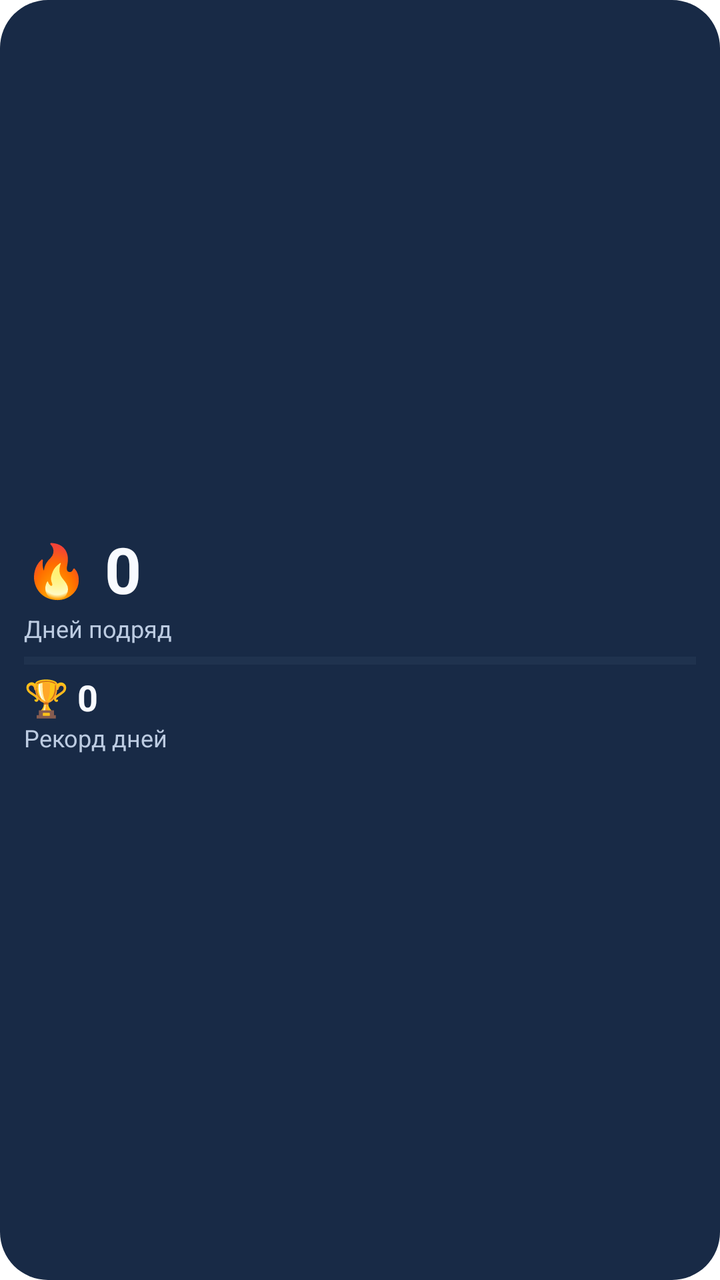
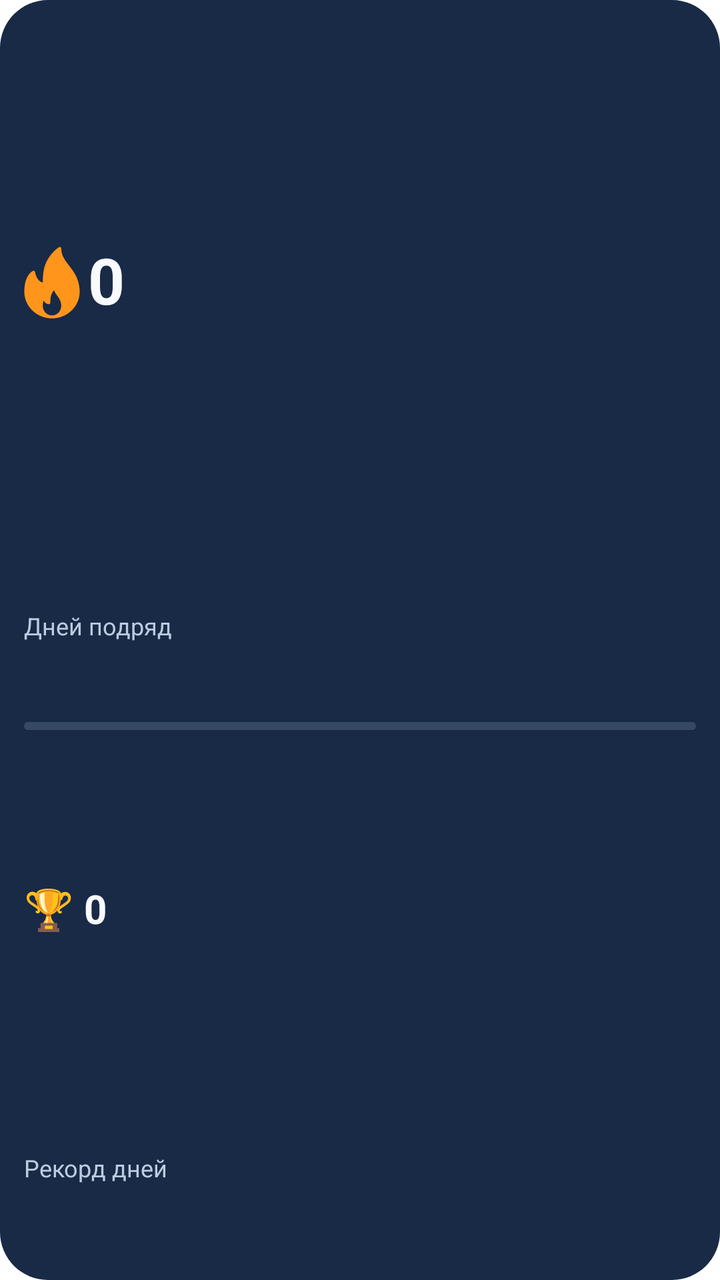

An Android layout rendered at two revisions. The XML below is the earlier revision; the diff shows what the commit changed to produce the second picture.
<!-- AndroidManifest.xml: fallback theme Theme.MaterialComponents.DayNight.NoActionBar -->
<!-- res/layout/streak_widget_record.xml -->
<?xml version="1.0" encoding="utf-8"?>
<LinearLayout
    xmlns:android="http://schemas.android.com/apk/res/android"
    android:id="@+id/streak_root"
    android:layout_width="match_parent"
    android:layout_height="match_parent"
    android:orientation="vertical"
    android:gravity="center_vertical"
    android:padding="12dp"
    android:background="@drawable/streak_widget_record_background">
    <LinearLayout
        android:layout_width="match_parent"
        android:layout_height="wrap_content"
        android:gravity="center_vertical"
        android:orientation="horizontal">
        <TextView
            android:id="@+id/streak_flame"
            android:layout_width="wrap_content"
            android:layout_height="wrap_content"
            android:text="🔥"
            android:textSize="26sp"
            android:textColor="@color/streak_record_text"
            android:maxLines="2"
            android:importantForAccessibility="no" />
        <TextView
            android:id="@+id/streak_current"
            android:layout_width="0dp"
            android:layout_weight="1"
            android:layout_height="wrap_content"
            android:text="0"
            android:textSize="32sp"
            android:textColor="@color/streak_record_text"
            android:textStyle="bold"
            android:layout_marginStart="8dp"
            android:maxLines="1"
            android:autoSizeTextType="uniform"
            android:autoSizeMinTextSize="16sp"
            android:autoSizeMaxTextSize="32sp"
            android:autoSizeStepGranularity="1sp" />
    </LinearLayout>
    <TextView
        android:id="@+id/streak_label"
        android:layout_width="match_parent"
        android:layout_height="wrap_content"
        android:text="@string/currentLabel"
        android:textSize="12sp"
        android:textColor="@color/streak_record_secondary"
        android:maxLines="2" />
    <ProgressBar
        android:id="@+id/streak_progress"
        style="?android:attr/progressBarStyleHorizontal"
        android:layout_width="match_parent"
        android:layout_height="4dp"
        android:layout_marginTop="6dp"
        android:layout_marginBottom="4dp"
        android:indeterminate="false"
        android:max="100"
        android:progress="0"
        android:progressTint="@color/streak_record_accent"
        android:progressBackgroundTint="@color/streak_record_track" />
    <TextView
        android:id="@+id/streak_best"
        android:layout_width="match_parent"
        android:layout_height="wrap_content"
        android:text="🏆 0"
        android:textSize="18sp"
        android:textColor="@color/streak_record_text"
        android:maxLines="2"
        android:textStyle="bold"
        android:autoSizeTextType="uniform"
        android:autoSizeMinTextSize="12sp"
        android:autoSizeMaxTextSize="18sp" />
    <TextView
        android:id="@+id/streak_best_label"
        android:layout_width="match_parent"
        android:layout_height="wrap_content"
        android:text="@string/bestLabel"
        android:textSize="12sp"
        android:textColor="@color/streak_record_secondary"
        android:maxLines="2" />
    <TextView
        android:id="@+id/streak_status"
        android:layout_width="match_parent"
        android:layout_height="wrap_content"
        android:text="@string/startLabel"
        android:textSize="12sp"
        android:textColor="@color/streak_record_accent"
        android:maxLines="2"
        android:layout_marginTop="8dp"
        android:visibility="gone" />
</LinearLayout>
<!-- resources referenced by this layout -->
<resources>
  <color name="streak_record_accent">#FFBA6B</color>
  <color name="streak_record_secondary">#BCCBE1</color>
  <color name="streak_record_text">#F8FAFF</color>
  <color name="streak_record_track">#354964</color>
  <!-- drawable streak_widget_record_background (drawable) -->
  <shape xmlns:android="http://schemas.android.com/apk/res/android" android:shape="rectangle">
      <solid android:color="@color/streak_record_background" />
      <corners android:radius="24dp" />
  </shape>
  <string name="bestLabel">Рекорд дней</string>
  <string name="currentLabel">Дней подряд</string>
  <string name="startLabel">Начни новую серию</string>
  <color name="streak_record_background">#182A46</color>
</resources>

<!-- the commit's change to res/layout/streak_widget_record.xml (unified diff, before → after) -->
@@ -5,87 +5,118 @@
     android:layout_width="match_parent"
     android:layout_height="match_parent"
     android:orientation="vertical"
-    android:gravity="center_vertical"
     android:padding="12dp"
     android:background="@drawable/streak_widget_record_background">
     <LinearLayout
         android:layout_width="match_parent"
-        android:layout_height="wrap_content"
-        android:gravity="center_vertical"
-        android:orientation="horizontal">
+        android:layout_height="0dp"
+        android:orientation="vertical"
+        android:layout_weight="1">
+        <LinearLayout
+            android:layout_width="match_parent"
+            android:layout_height="0dp"
+            android:layout_weight="3"
+            android:orientation="horizontal"
+            android:gravity="center_vertical">
+            <ImageView
+                android:id="@+id/streak_flame"
+                android:layout_width="28dp"
+                android:layout_height="match_parent"
+                android:src="@drawable/streak_widget_flame"
+                android:scaleType="fitCenter"
+                android:importantForAccessibility="no" />
+            <TextView
+                android:id="@+id/streak_current"
+                android:layout_width="0dp"
+                android:layout_height="match_parent"
+                android:text="0"
+                android:textSize="32sp"
+                android:textColor="@color/streak_record_text"
+                android:maxLines="1"
+                android:includeFontPadding="false"
+                android:gravity="center_vertical"
+                android:autoSizeTextType="uniform"
+                android:autoSizeMinTextSize="5sp"
+                android:autoSizeMaxTextSize="32sp"
+                android:autoSizeStepGranularity="1sp"
+                android:layout_weight="1"
+                android:textStyle="bold"
+                android:layout_marginStart="4dp" />
+        </LinearLayout>
         <TextView
-            android:id="@+id/streak_flame"
-            android:layout_width="wrap_content"
-            android:layout_height="wrap_content"
-            android:text="🔥"
-            android:textSize="26sp"
+            android:id="@+id/streak_label"
+            android:layout_width="match_parent"
+            android:layout_height="0dp"
+            android:text="@string/currentLabel"
+            android:textSize="12sp"
+            android:textColor="@color/streak_record_secondary"
+            android:maxLines="1"
+            android:includeFontPadding="false"
+            android:gravity="center_vertical"
+            android:autoSizeTextType="uniform"
+            android:autoSizeMinTextSize="5sp"
+            android:autoSizeMaxTextSize="12sp"
+            android:autoSizeStepGranularity="1sp"
+            android:layout_weight="1" />
+        <ProgressBar
+            style="?android:attr/progressBarStyleHorizontal"
+            android:id="@+id/streak_progress"
+            android:layout_width="match_parent"
+            android:layout_height="4dp"
+            android:layout_marginTop="4dp"
+            android:layout_marginBottom="4dp"
+            android:padding="0dp"
+            android:minHeight="0dp"
+            android:indeterminate="false"
+            android:max="100"
+            android:progress="0"
+            android:progressDrawable="@drawable/streak_widget_progress" />
+        <TextView
+            android:id="@+id/streak_best"
+            android:layout_width="match_parent"
+            android:layout_height="0dp"
+            android:text="🏆 0"
+            android:textSize="20sp"
             android:textColor="@color/streak_record_text"
-            android:maxLines="2"
-            android:importantForAccessibility="no" />
+            android:maxLines="1"
+            android:includeFontPadding="false"
+            android:gravity="center_vertical"
+            android:autoSizeTextType="uniform"
+            android:autoSizeMinTextSize="5sp"
+            android:autoSizeMaxTextSize="20sp"
+            android:autoSizeStepGranularity="1sp"
+            android:layout_weight="2"
+            android:textStyle="bold" />
         <TextView
-            android:id="@+id/streak_current"
-            android:layout_width="0dp"
-            android:layout_weight="1"
-            android:layout_height="wrap_content"
-            android:text="0"
-            android:textSize="32sp"
-            android:textColor="@color/streak_record_text"
-            android:textStyle="bold"
-            android:layout_marginStart="8dp"
+            android:id="@+id/streak_best_label"
+            android:layout_width="match_parent"
+            android:layout_height="0dp"
+            android:text="@string/bestLabel"
+            android:textSize="12sp"
+            android:textColor="@color/streak_record_secondary"
             android:maxLines="1"
+            android:includeFontPadding="false"
+            android:gravity="center_vertical"
             android:autoSizeTextType="uniform"
-            android:autoSizeMinTextSize="16sp"
-            android:autoSizeMaxTextSize="32sp"
-            android:autoSizeStepGranularity="1sp" />
+            android:autoSizeMinTextSize="5sp"
+            android:autoSizeMaxTextSize="12sp"
+            android:autoSizeStepGranularity="1sp"
+            android:layout_weight="1" />
     </LinearLayout>
-    <TextView
-        android:id="@+id/streak_label"
-        android:layout_width="match_parent"
-        android:layout_height="wrap_content"
-        android:text="@string/currentLabel"
-        android:textSize="12sp"
-        android:textColor="@color/streak_record_secondary"
-        android:maxLines="2" />
-    <ProgressBar
-        android:id="@+id/streak_progress"
-        style="?android:attr/progressBarStyleHorizontal"
-        android:layout_width="match_parent"
-        android:layout_height="4dp"
-        android:layout_marginTop="6dp"
-        android:layout_marginBottom="4dp"
-        android:indeterminate="false"
-        android:max="100"
-        android:progress="0"
-        android:progressTint="@color/streak_record_accent"
-        android:progressBackgroundTint="@color/streak_record_track" />
-    <TextView
-        android:id="@+id/streak_best"
-        android:layout_width="match_parent"
-        android:layout_height="wrap_content"
-        android:text="🏆 0"
-        android:textSize="18sp"
-        android:textColor="@color/streak_record_text"
-        android:maxLines="2"
-        android:textStyle="bold"
-        android:autoSizeTextType="uniform"
-        android:autoSizeMinTextSize="12sp"
-        android:autoSizeMaxTextSize="18sp" />
-    <TextView
-        android:id="@+id/streak_best_label"
-        android:layout_width="match_parent"
-        android:layout_height="wrap_content"
-        android:text="@string/bestLabel"
-        android:textSize="12sp"
-        android:textColor="@color/streak_record_secondary"
-        android:maxLines="2" />
     <TextView
         android:id="@+id/streak_status"
         android:layout_width="match_parent"
-        android:layout_height="wrap_content"
+        android:layout_height="28dp"
         android:text="@string/startLabel"
         android:textSize="12sp"
         android:textColor="@color/streak_record_accent"
         android:maxLines="2"
-        android:layout_marginTop="8dp"
+        android:includeFontPadding="false"
+        android:gravity="center_vertical"
+        android:autoSizeTextType="uniform"
+        android:autoSizeMinTextSize="5sp"
+        android:autoSizeMaxTextSize="12sp"
+        android:autoSizeStepGranularity="1sp"
+        android:layout_marginTop="4dp"
         android:visibility="gone" />
 </LinearLayout>
<!-- resource entries referenced after the edit -->
@@ -3,6 +3,32 @@
   <color name="streak_record_accent">#FFBA6B</color>
   <color name="streak_record_secondary">#BCCBE1</color>
   <color name="streak_record_text">#F8FAFF</color>
+  <!-- drawable streak_widget_flame (drawable) -->
+  <vector xmlns:android="http://schemas.android.com/apk/res/android"
+      android:width="28dp" android:height="36dp"
+      android:viewportWidth="388" android:viewportHeight="516">
+      <group android:translateX="-62" android:translateY="2">
+          <path android:fillColor="#FF951B"
+              android:pathData="M446.906,299.769c-5.865-76.359-41.417-124.21-72.781-166.436C345.083,94.241,320,60.483,320,10.685 c0-4-2.24-7.656-5.792-9.489c-3.563-1.844-7.844-1.542-11.083,0.812c-47.104,33.706-86.406,90.515-100.135,144.719 c-9.531,37.737-10.792,80.161-10.969,108.18c-43.5-9.291-53.354-74.359-53.458-75.068c-0.49-3.375-2.552-6.312-5.552-7.916 c-3.031-1.583-6.594-1.698-9.667-0.177c-2.281,1.104-55.99,28.394-59.115,137.355C64.01,312.726,64,316.362,64,319.997 c0,105.857,86.135,191.987,192,191.987c0.146,0.01,0.302,0.031,0.427,0c0.042,0,0.083,0,0.135,0 C362.167,511.681,448,425.667,448,319.997C448,314.674,446.906,299.769,446.906,299.769z M256,490.652 c-35.292,0-64-30.581-64-68.172c0-1.281-0.01-2.573,0.083-4.156c0.427-15.853,3.438-26.675,6.74-33.873 c6.188,13.291,17.25,25.509,35.219,25.509c5.896,0,10.667-4.771,10.667-10.666c0-15.186,0.313-32.706,4.094-48.518 c3.365-14.02,11.406-28.936,21.594-40.893c4.531,15.52,13.365,28.081,21.99,40.341c12.344,17.54,25.104,35.675,27.344,66.6 c0.135,1.833,0.271,3.677,0.271,5.656C320,460.07,291.292,490.652,256,490.652z" />
+      </group>
+  </vector>
+  <!-- drawable streak_widget_progress (drawable) -->
+  <layer-list xmlns:android="http://schemas.android.com/apk/res/android">
+      <item android:id="@android:id/background">
+          <shape>
+              <corners android:radius="3dp" />
+              <solid android:color="@color/streak_record_track" />
+          </shape>
+      </item>
+      <item android:id="@android:id/progress">
+          <clip>
+              <shape>
+                  <corners android:radius="3dp" />
+                  <solid android:color="@color/streak_record_accent" />
+              </shape>
+          </clip>
+      </item>
+  </layer-list>
   <color name="streak_record_track">#354964</color>
   <!-- drawable streak_widget_record_background (drawable) -->
   <shape xmlns:android="http://schemas.android.com/apk/res/android" android:shape="rectangle">
